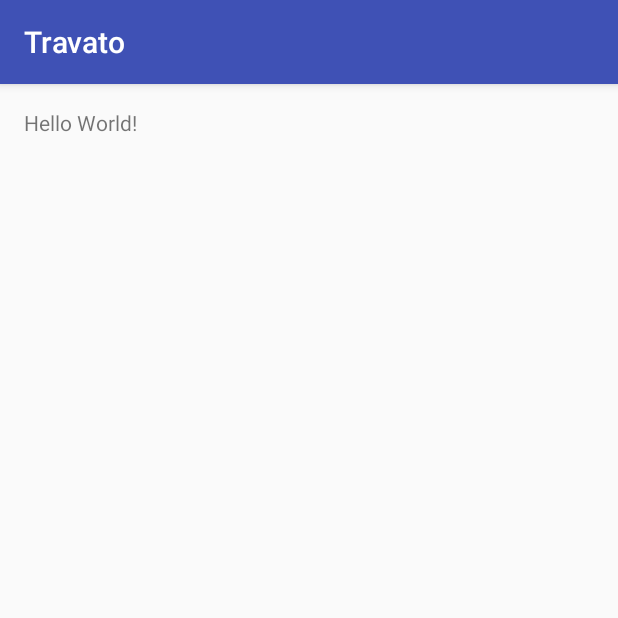
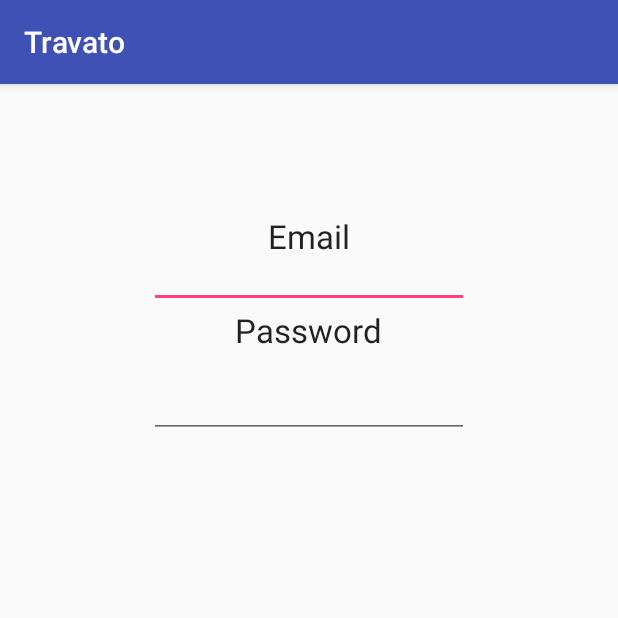
Before and after one commit to imhappi/Travato, an Android app: the screen it shows after launch (MainActivity before the commit, LoginActivity after it), on a phone screen of 412 x 824 dp, the top half of it. Run offline under Robolectric (Android 15) with nearby library versions, the phone set to English and light mode, and no system bars.

Commit message:
Error Fix pls Naomi

```diff
--- a/app/src/main/AndroidManifest.xml
+++ b/app/src/main/AndroidManifest.xml
@@ -15,6 +15,11 @@
                 <category android:name="android.intent.category.LAUNCHER" />
             </intent-filter>
         </activity>
+
+        <activity android:name=".LoginActivity">
+            <intent-filter>
+            </intent-filter>
+        </activity>
     </application>
 
 </manifest>
--- a/app/src/main/java/com/thatsterrible/travato/LoginActivity.java
+++ b/app/src/main/java/com/thatsterrible/travato/LoginActivity.java
@@ -1,7 +1,20 @@
 package com.thatsterrible.travato;
+
+import android.os.Build;
+import android.os.Bundle;
+import android.support.annotation.Nullable;
+import android.support.v7.app.AppCompatActivity;
+import android.support.v7.app.AppCompatDelegate;
 
 /**
  * Created by Gene42 Intern on 2016-06-11.
  */
-public class LoginActivity {
+public class LoginActivity extends AppCompatActivity {
+
+    @Override
+    protected void onCreate(@Nullable Bundle savedInstanceState) {
+        super.onCreate(savedInstanceState);
+        setContentView(R.layout.activity_login);
+    }
+
 }
--- a/app/src/main/java/com/thatsterrible/travato/MainActivity.java
+++ b/app/src/main/java/com/thatsterrible/travato/MainActivity.java
@@ -1,5 +1,6 @@
 package com.thatsterrible.travato;
 
+import android.content.Intent;
 import android.support.v7.app.AppCompatActivity;
 import android.os.Bundle;
 
@@ -9,5 +10,8 @@ public class MainActivity extends AppCompatActivity {
     protected void onCreate(Bundle savedInstanceState) {
         super.onCreate(savedInstanceState);
         setContentView(R.layout.activity_main);
+        Intent intent = new Intent(this, LoginActivity.class);
+        startActivity(intent);
+
     }
 }
--- a/app/src/main/res/layout/activity_login.xml
+++ b/app/src/main/res/layout/activity_login.xml
@@ -1,6 +1,44 @@
 <?xml version="1.0" encoding="utf-8"?>
-<LinearLayout xmlns:android="http://schemas.android.com/apk/res/android"
+<RelativeLayout xmlns:android="http://schemas.android.com/apk/res/android"
     android:orientation="vertical" android:layout_width="match_parent"
     android:layout_height="match_parent">
 
-</LinearLayout>
+    <EditText
+        android:layout_width="wrap_content"
+        android:layout_height="wrap_content"
+        android:inputType="textEmailAddress"
+        android:ems="10"
+        android:id="@+id/editText"
+        android:layout_alignParentTop="true"
+        android:layout_centerHorizontal="true"
+        android:layout_marginTop="104dp" />
+
+    <EditText
+        android:layout_width="wrap_content"
+        android:layout_height="wrap_content"
+        android:inputType="textPassword"
+        android:ems="10"
+        android:id="@+id/editText2"
+        android:layout_below="@+id/editText"
+        android:layout_centerHorizontal="true"
+        android:layout_marginTop="41dp" />
+
+    <TextView
+        android:layout_width="wrap_content"
+        android:layout_height="wrap_content"
+        android:textAppearance="?android:attr/textAppearanceLarge"
+        android:text="Email"
+        android:id="@+id/textView"
+        android:layout_alignBottom="@+id/editText"
+        android:layout_centerHorizontal="true"
+        android:layout_marginBottom="33dp" />
+
+    <TextView
+        android:layout_width="wrap_content"
+        android:layout_height="wrap_content"
+        android:textAppearance="?android:attr/textAppearanceLarge"
+        android:text="Password"
+        android:id="@+id/textView2"
+        android:layout_below="@+id/editText"
+        android:layout_centerHorizontal="true" />
+</RelativeLayout>
--- a/build.gradle
+++ b/build.gradle
@@ -5,7 +5,7 @@ buildscript {
         jcenter()
     }
     dependencies {
-        classpath 'com.android.tools.build:gradle:2.1.0'
+        classpath 'com.android.tools.build:gradle:2.1.2'
 
         // NOTE: Do not place your application dependencies here; they belong
         // in the individual module build.gradle files
```
